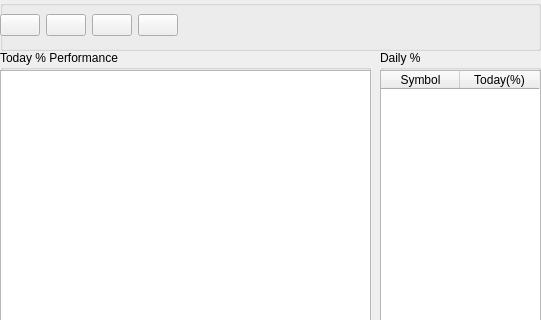
Before: the Qt Designer form gui-design/main.ui in ECHibiki/Asset-Tracker, drawn with Qt 5; both pictures show x 0 to 541 and y 0 to 320 of the 541 by 490 pixel window.
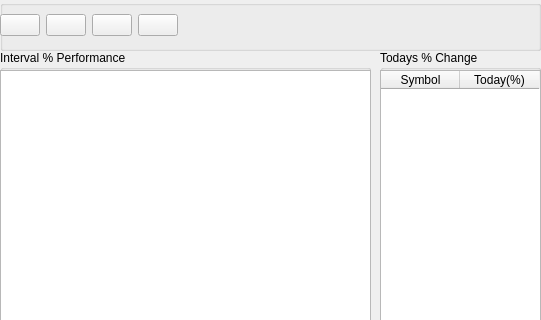
After: the same form once the commit is applied. Icons and pictures are not drawn. Custom widgets are drawn as their Qt base class.

The edit to the form file:
```diff
--- a/gui-design/main.ui
+++ b/gui-design/main.ui
@@ -653,7 +653,7 @@
     </rect>
    </property>
    <property name="title">
-    <string>Daily %</string>
+    <string>Todays % Change</string>
    </property>
    <widget class="QTableWidget" name="SimpleTable">
     <property name="geometry">
@@ -689,7 +689,7 @@
     </rect>
    </property>
    <property name="title">
-    <string>Today % Performance</string>
+    <string>Interval % Performance</string>
    </property>
    <widget class="PlotWidget" name="PercentPerformancePlot">
     <property name="geometry">
```
